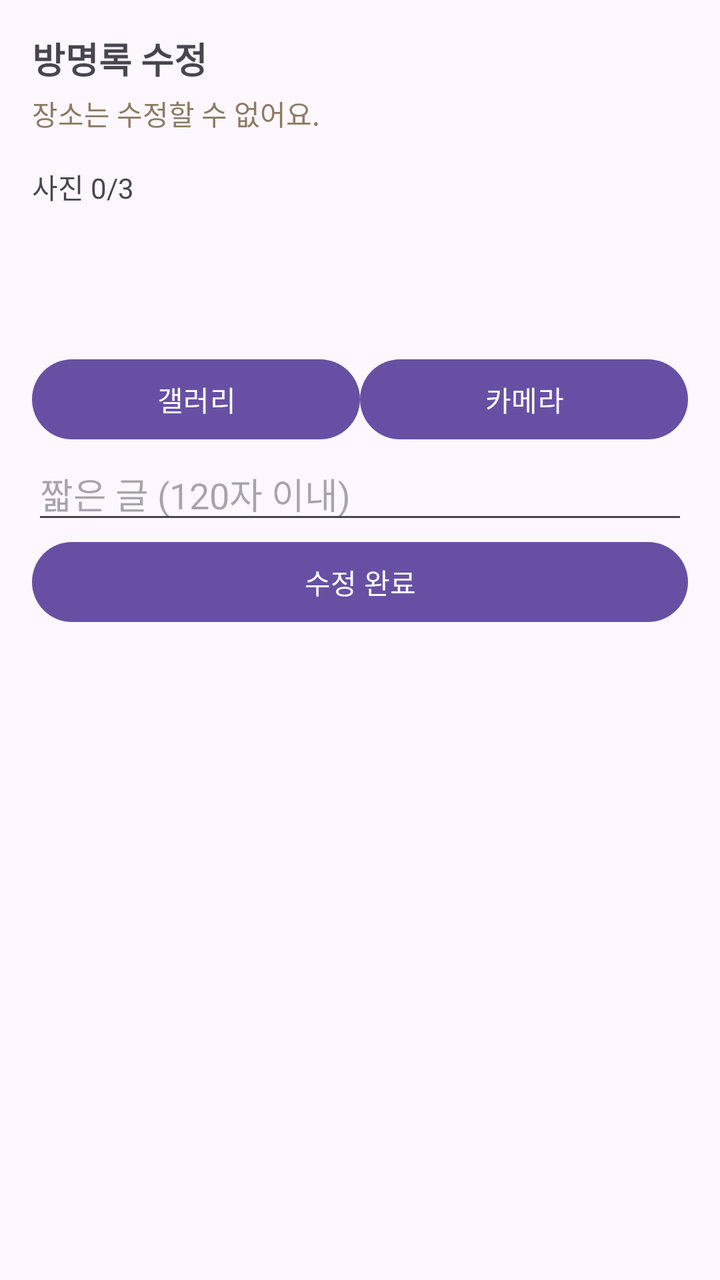
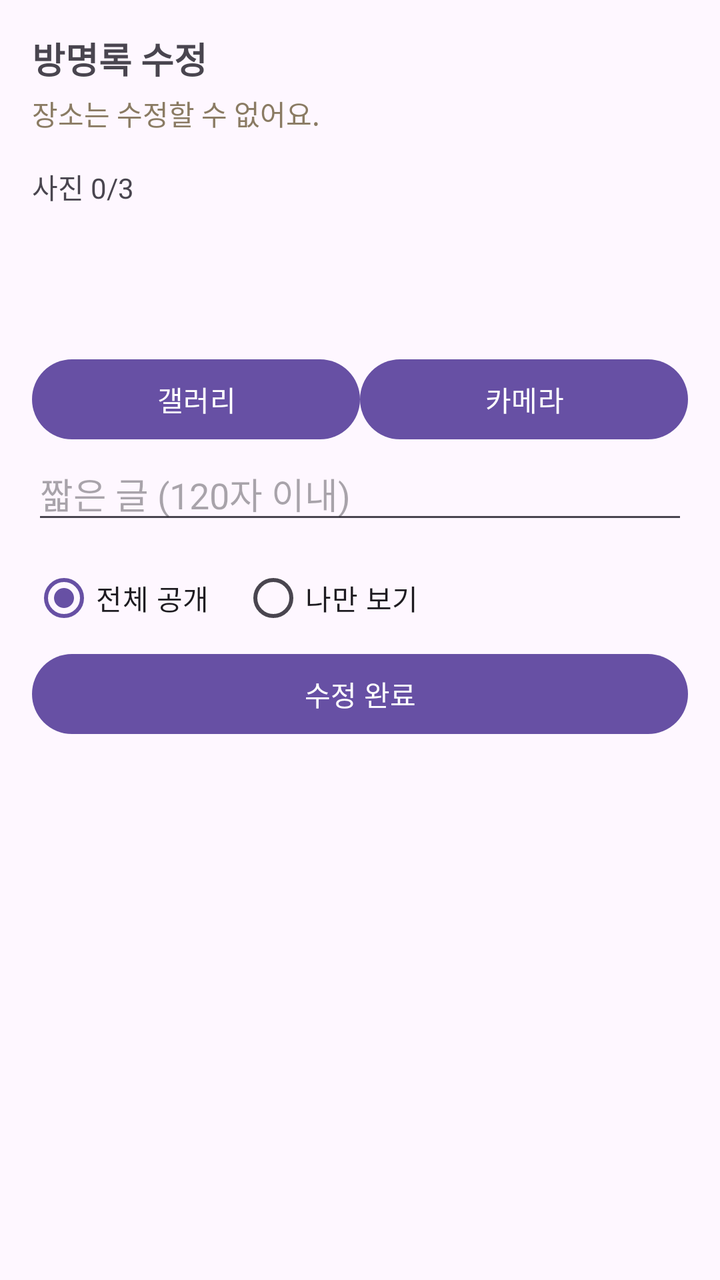

Two renders of the same Android screen: before a commit and after it. Below are the layout's source before the change and the commit's diff.
<!-- AndroidManifest.xml: application theme Theme.FootPrint -->
<!-- res/layout/activity_edit_guestbook.xml -->
<?xml version="1.0" encoding="utf-8"?>
<ScrollView xmlns:android="http://schemas.android.com/apk/res/android"
    android:layout_width="match_parent"
    android:layout_height="match_parent">

    <LinearLayout
        android:layout_width="match_parent"
        android:layout_height="wrap_content"
        android:orientation="vertical"
        android:padding="16dp">

        <TextView android:layout_width="match_parent" android:layout_height="wrap_content" android:text="방명록 수정" android:textStyle="bold" android:textSize="18sp" />
        <TextView android:layout_width="match_parent" android:layout_height="wrap_content" android:text="장소는 수정할 수 없어요." android:textColor="#8A7B63" android:paddingTop="4dp" />
        <TextView android:id="@+id/tvPhotoCount" android:layout_width="match_parent" android:layout_height="wrap_content" android:text="사진 0/3" android:paddingTop="16dp" />
        <HorizontalScrollView android:layout_width="match_parent" android:layout_height="wrap_content" android:scrollbars="none">
            <LinearLayout android:id="@+id/photoContainer" android:layout_width="wrap_content" android:layout_height="wrap_content" android:minHeight="72dp" android:orientation="horizontal" />
        </HorizontalScrollView>
        <LinearLayout android:layout_width="match_parent" android:layout_height="wrap_content" android:orientation="horizontal">
            <Button android:id="@+id/btnPickPhoto" android:layout_width="0dp" android:layout_height="wrap_content" android:layout_weight="1" android:text="갤러리" />
            <Button android:id="@+id/btnTakePhoto" android:layout_width="0dp" android:layout_height="wrap_content" android:layout_weight="1" android:text="카메라" />
        </LinearLayout>
        <EditText android:id="@+id/etContent" android:layout_width="match_parent" android:layout_height="wrap_content" android:hint="짧은 글 (120자 이내)" android:maxLength="120" />
        <Button android:id="@+id/btnSave" android:layout_width="match_parent" android:layout_height="wrap_content" android:text="수정 완료" />
    </LinearLayout>
</ScrollView>
<!-- resources referenced by this layout -->
<resources>
  <style name="Theme.FootPrint" parent="Base.Theme.FootPrint" />
  <style name="Base.Theme.FootPrint" parent="Theme.Material3.DayNight.NoActionBar">
          
          
      </style>
</resources>

<!-- the commit's change to res/layout/activity_edit_guestbook.xml (unified diff, before → after) -->
@@ -20,6 +20,10 @@
             <Button android:id="@+id/btnTakePhoto" android:layout_width="0dp" android:layout_height="wrap_content" android:layout_weight="1" android:text="카메라" />
         </LinearLayout>
         <EditText android:id="@+id/etContent" android:layout_width="match_parent" android:layout_height="wrap_content" android:hint="짧은 글 (120자 이내)" android:maxLength="120" />
+        <RadioGroup android:id="@+id/rgVisibility" android:layout_width="match_parent" android:layout_height="wrap_content" android:orientation="horizontal" android:checkedButton="@+id/rbPublic" android:paddingTop="8dp">
+            <RadioButton android:id="@+id/rbPublic" android:layout_width="wrap_content" android:layout_height="wrap_content" android:text="전체 공개" />
+            <RadioButton android:id="@+id/rbPrivate" android:layout_width="wrap_content" android:layout_height="wrap_content" android:layout_marginStart="16dp" android:text="나만 보기" />
+        </RadioGroup>
         <Button android:id="@+id/btnSave" android:layout_width="match_parent" android:layout_height="wrap_content" android:text="수정 완료" />
     </LinearLayout>
 </ScrollView>
